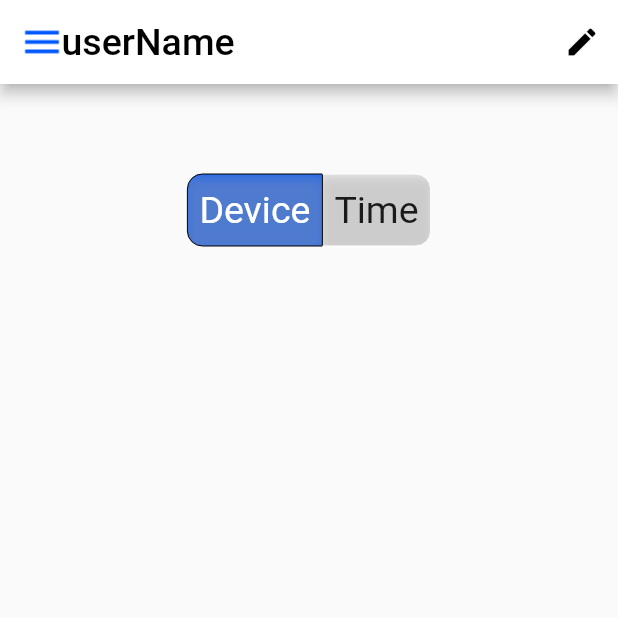
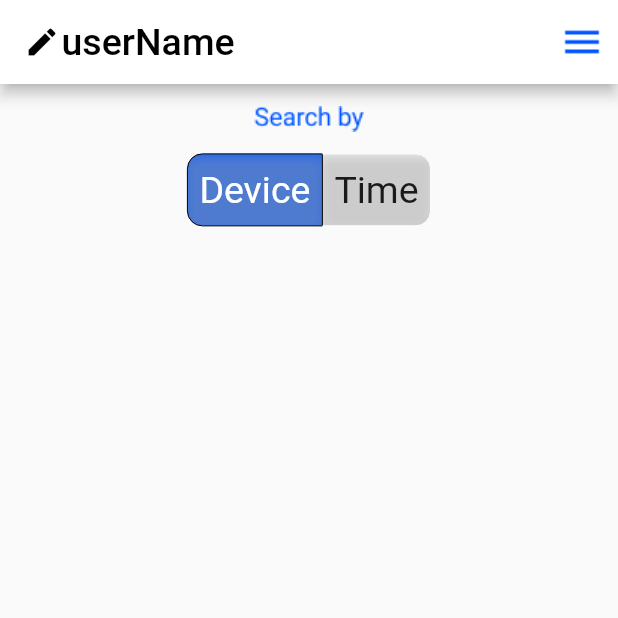
Before and after one commit to cjychoi/3i_Yeyak, a Flutter app: the HomePage screen opened by its route, on a phone screen of 412 x 824 dp, the top half of it. Run offline on Flutter 3.47's test engine with Material 2 defaults, Android fonts, the phone set to English and light mode, and no system bars; our stand-ins replace hexcolor.

Commit message:
added search by

```diff
--- a/mobile/lib/screens/home_view.dart
+++ b/mobile/lib/screens/home_view.dart
@@ -32,12 +32,11 @@ class _HomePageState extends State<HomePage> {
           ),
         ),*/
         leading: IconButton(
-          icon: Image.asset('images/menu.png',
-              fit: BoxFit.cover,
-              width: 30.0,
-              height:
-                  30.0), //Icon(Icons.notes), //Image.asset('images/menu.png', width: 50),
-          onPressed: () => {},
+          icon: Icon(
+            Icons.edit,
+            color: Colors.black,
+          ),
+          onPressed: () => {Navigator.of(context).popAndPushNamed('/login')},
         ),
 
         backgroundColor: Colors.white, // App bar 배색
@@ -53,11 +52,12 @@ class _HomePageState extends State<HomePage> {
         ),
         actions: [
           IconButton(
-            icon: Icon(
-              Icons.edit,
-              color: Colors.black,
-            ),
-            onPressed: () => {Navigator.of(context).popAndPushNamed('/login')},
+            icon: Image.asset('images/menu.png',
+                fit: BoxFit.cover,
+                width: 30.0,
+                height:
+                    30.0), //Icon(Icons.notes), //Image.asset('images/menu.png', width: 50),
+            onPressed: () => {},
           ),
         ],
       ),
@@ -68,7 +68,8 @@ class _HomePageState extends State<HomePage> {
           /*new Text ("Search by",
           style: new TextStyle(color: HexColor("0057FF"), fontSize: 25.0),*/
           children: <Widget>[
-            Padding(padding: const EdgeInsets.all(30)),
+            Image.asset('images/search_by.png', width: 200),
+//            Padding(padding: const EdgeInsets.all(15)),
             ToggleButtons(
               //찾기 토글 버튼
               borderColor: Colors.white, //보더색
--- a/mobile/lib/screens/login_view.dart
+++ b/mobile/lib/screens/login_view.dart
@@ -1,6 +1,4 @@
 import 'package:flutter/material.dart';
-//import 'package:mobile/screens/models.dart';
-//mport 'models.dart';
 
 class LoginPage extends StatelessWidget {
   final _formKey = GlobalKey<FormState>();
--- a/mobile/pubspec.yaml
+++ b/mobile/pubspec.yaml
@@ -56,6 +56,7 @@ flutter:
   assets:
     - images/login_view_logo.png
     - images/menu.png
+    - images/search_by.png
   #   - images/a_dot_ham.jpeg
 
   # An image asset can refer to one or more resolution-specific "variants", see
```
Also changed, not shown: mobile/images/search_by.png (added), mobile/lib/model.dart (added).
